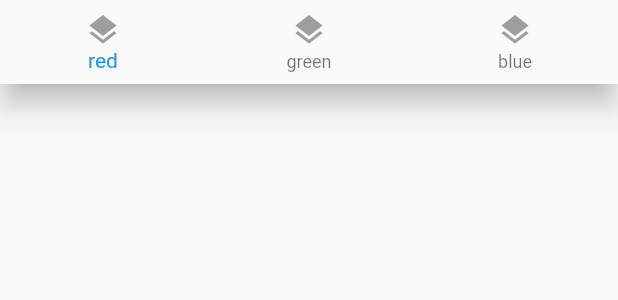
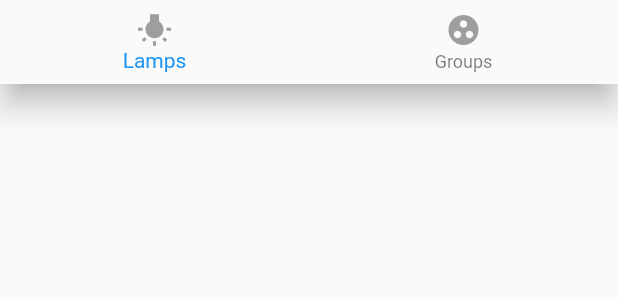
Before and after one commit to kaa-it/bottom_nav_bar, a Flutter app: the BottomNavigation widget shown alone on an empty page, opened directly, on a phone screen of 412 x 824 dp. Shown: the top 300 px of the screen. Run offline on Flutter 3.47's test engine with Material 2 defaults, Android fonts, the phone set to English and light mode, and no system bars.

Commit message:
Second step  to my structure

```diff
--- a/lib/bottom_navigation.dart
+++ /dev/null
@@ -1,57 +0,0 @@
-import 'package:flutter/material.dart';
-
-enum TabItem { red, green, blue }
-
-Map<TabItem, String> tabName = {
-  TabItem.red: 'red',
-  TabItem.green: 'green',
-  TabItem.blue: 'blue',
-};
-
-Map<TabItem, MaterialColor> activeTabColor = {
-  TabItem.red: Colors.red,
-  TabItem.green: Colors.green,
-  TabItem.blue: Colors.blue,
-};
-
-class BottomNavigation extends StatelessWidget {
-  BottomNavigation({this.currentTab, this.onSelectTab});
-  final TabItem currentTab;
-  final ValueChanged<TabItem> onSelectTab;
-
-  @override
-  Widget build(BuildContext context) {
-    return BottomNavigationBar(
-      type: BottomNavigationBarType.fixed,
-      items: [
-        _buildItem(tabItem: TabItem.red),
-        _buildItem(tabItem: TabItem.green),
-        _buildItem(tabItem: TabItem.blue),
-      ],
-      onTap: (index) => onSelectTab(
-        TabItem.values[index],
-      ),
-    );
-  }
-
-  BottomNavigationBarItem _buildItem({TabItem tabItem}) {
-    String text = tabName[tabItem];
-    IconData icon = Icons.layers;
-    return BottomNavigationBarItem(
-      icon: Icon(
-        icon,
-        color: _colorTabMatching(item: tabItem),
-      ),
-      title: Text(
-        text,
-        style: TextStyle(
-          color: _colorTabMatching(item: tabItem),
-        ),
-      ),
-    );
-  }
-
-  Color _colorTabMatching({TabItem item}) {
-    return currentTab == item ? activeTabColor[item] : Colors.grey;
-  }
-}
--- /dev/null
+++ b/lib/core/presentation/widgets/bottom_navigation.dart
@@ -0,0 +1,54 @@
+import 'package:flutter/material.dart';
+
+enum TabItem { lamps, groups }
+
+Map<TabItem, String> tabNames = {
+  TabItem.lamps: 'Lamps',
+  TabItem.groups: 'Groups',
+};
+
+Map<TabItem, IconData> tabIcons = {
+  TabItem.lamps: Icons.wb_incandescent,
+  TabItem.groups: Icons.group_work,
+};
+
+class BottomNavigation extends StatelessWidget {
+  BottomNavigation({this.currentTab, this.onSelectTab});
+  final TabItem currentTab;
+  final ValueChanged<TabItem> onSelectTab;
+
+  @override
+  Widget build(BuildContext context) {
+    return BottomNavigationBar(
+      type: BottomNavigationBarType.fixed,
+      items: [
+        _buildItem(context: context, tabItem: TabItem.lamps),
+        _buildItem(context: context, tabItem: TabItem.groups),
+      ],
+      onTap: (index) => onSelectTab(
+        TabItem.values[index],
+      ),
+    );
+  }
+
+  BottomNavigationBarItem _buildItem({BuildContext context, TabItem tabItem}) {
+    String text = tabNames[tabItem];
+    IconData iconData = tabIcons[tabItem];
+    return BottomNavigationBarItem(
+      icon: Icon(
+        iconData,
+        color: _colorTabMatching(context: context, item: tabItem),
+      ),
+      title: Text(
+        text,
+        style: TextStyle(
+          color: _colorTabMatching(context: context, item: tabItem),
+        ),
+      ),
+    );
+  }
+
+  Color _colorTabMatching({BuildContext context, TabItem item}) {
+    return currentTab == item ? Theme.of(context).accentColor : Colors.grey;
+  }
+}
--- a/lib/main.dart
+++ b/lib/main.dart
@@ -1,4 +1,4 @@
-import 'package:bottom_nav_bar/bottom_navigation.dart';
+import 'package:bottom_nav_bar/core/presentation/widgets/bottom_navigation.dart';
 import 'package:bottom_nav_bar/tab_navigator.dart';
 import 'package:flutter/material.dart';
 
@@ -30,12 +30,11 @@ class MyHomePage extends StatefulWidget {
 }
 
 class _MyHomePageState extends State<MyHomePage> {
-  TabItem _currentTab = TabItem.red;
+  TabItem _currentTab = TabItem.lamps;
 
   Map<TabItem, GlobalKey<NavigatorState>> navigatorKeys = {
-    TabItem.red: GlobalKey<NavigatorState>(),
-    TabItem.green: GlobalKey<NavigatorState>(),
-    TabItem.blue: GlobalKey<NavigatorState>(),
+    TabItem.lamps: GlobalKey<NavigatorState>(),
+    TabItem.groups: GlobalKey<NavigatorState>(),
   };
 
   void _selectTab(TabItem tabItem) {
@@ -55,9 +54,8 @@ class _MyHomePageState extends State<MyHomePage> {
         ),*/
           body: Stack(
             children: <Widget>[
-              _buildOffstageNavigator(TabItem.red),
-              _buildOffstageNavigator(TabItem.green),
-              _buildOffstageNavigator(TabItem.blue),
+              _buildOffstageNavigator(TabItem.lamps),
+              _buildOffstageNavigator(TabItem.groups),
             ],
           ),
           bottomNavigationBar: BottomNavigation(
```
